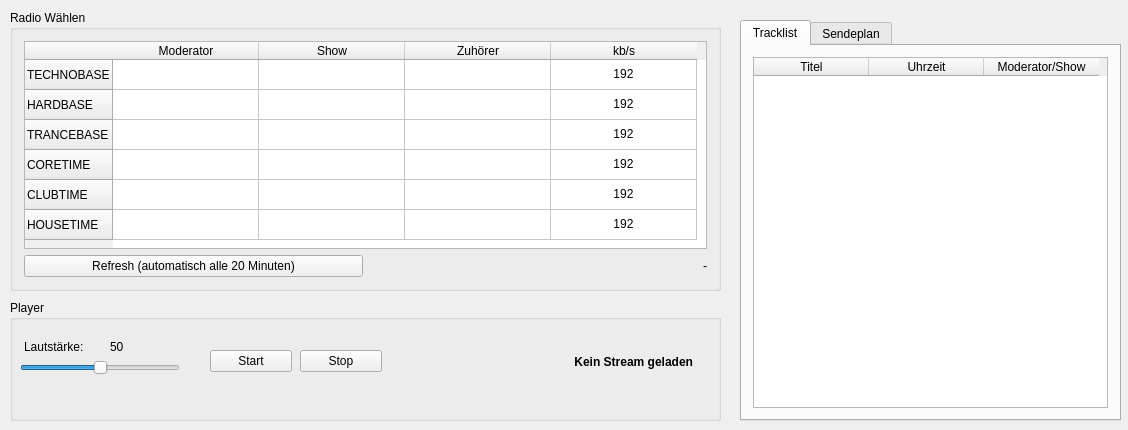
Malekblubb/weareone_player, file mainwindow.ui: the form before one commit.
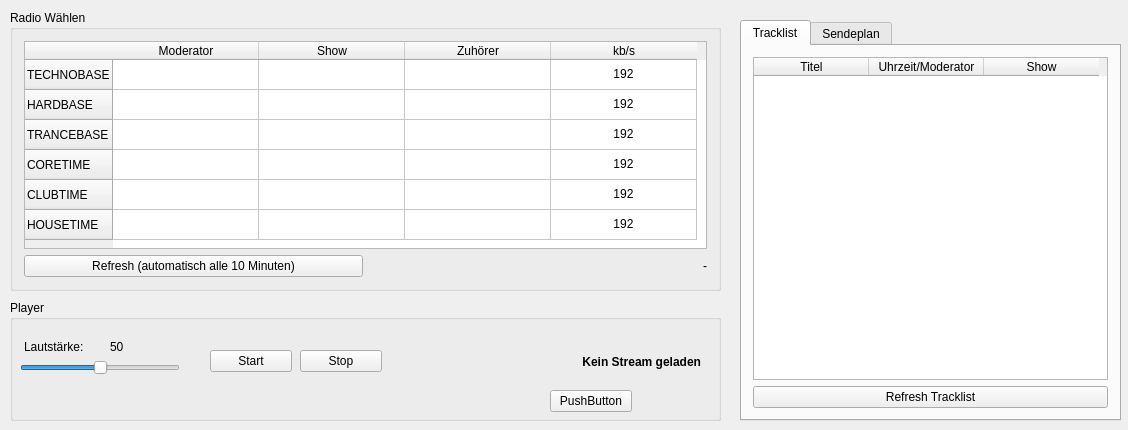
The form after the commit.

Commit message: tracklist table

Patch:
```diff
--- a/mainwindow.ui
+++ b/mainwindow.ui
@@ -275,7 +275,7 @@
        <item>
         <widget class="QPushButton" name="pbManInfoRefresh">
          <property name="text">
-          <string>Refresh (automatisch alle 20 Minuten)</string>
+          <string>Refresh (automatisch alle 10 Minuten)</string>
          </property>
         </widget>
        </item>
@@ -366,9 +366,9 @@
     <widget class="QLabel" name="lbStreamStatus">
      <property name="geometry">
       <rect>
-       <x>392</x>
+       <x>380</x>
        <y>52</y>
-       <width>291</width>
+       <width>311</width>
        <height>20</height>
       </rect>
      </property>
@@ -398,6 +398,19 @@
       <string>50</string>
      </property>
     </widget>
+    <widget class="QPushButton" name="pushButton">
+     <property name="geometry">
+      <rect>
+       <x>540</x>
+       <y>90</y>
+       <width>82</width>
+       <height>22</height>
+      </rect>
+     </property>
+     <property name="text">
+      <string>PushButton</string>
+     </property>
+    </widget>
    </widget>
    <widget class="QTabWidget" name="tabWidget">
     <property name="geometry">
@@ -421,6 +434,9 @@
         <attribute name="horizontalHeaderDefaultSectionSize">
          <number>115</number>
         </attribute>
+        <attribute name="verticalHeaderVisible">
+         <bool>false</bool>
+        </attribute>
         <column>
          <property name="text">
           <string>Titel</string>
@@ -428,16 +444,23 @@
         </column>
         <column>
          <property name="text">
-          <string>Uhrzeit</string>
+          <string>Uhrzeit/Moderator</string>
          </property>
         </column>
         <column>
          <property name="text">
-          <string>Moderator/Show</string>
+          <string>Show</string>
          </property>
         </column>
        </widget>
       </item>
+      <item row="1" column="0">
+       <widget class="QPushButton" name="pbRefreshTracklist">
+        <property name="text">
+         <string>Refresh Tracklist</string>
+        </property>
+       </widget>
+      </item>
      </layout>
     </widget>
     <widget class="QWidget" name="tab_2">
```
Left out of the diff: 4 changed lines with no effect on the pictures.
